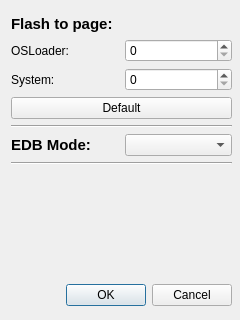
Before: the Qt Designer form options.ui in ExistOS-Team/ExistOS_Updater_v2, drawn with Qt 5.
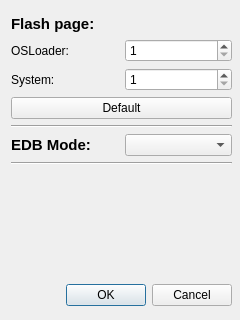
After: the same form once the commit is applied.

The edit to the form file:
```diff
--- a/options.ui
+++ b/options.ui
@@ -44,7 +44,7 @@
        </font>
       </property>
       <property name="text">
-       <string>Flash to page:</string>
+       <string>Flash page:</string>
       </property>
      </widget>
     </item>
@@ -59,8 +59,11 @@
       </item>
       <item>
        <widget class="QSpinBox" name="spinBox_OSLoader_Page">
+        <property name="minimum">
+         <number>1</number>
+        </property>
         <property name="maximum">
-         <number>65535</number>
+         <number>999999999</number>
         </property>
        </widget>
       </item>
@@ -77,8 +80,11 @@
       </item>
       <item>
        <widget class="QSpinBox" name="spinBox_System_Page">
+        <property name="minimum">
+         <number>1</number>
+        </property>
         <property name="maximum">
-         <number>65535</number>
+         <number>999999999</number>
         </property>
        </widget>
       </item>
```
